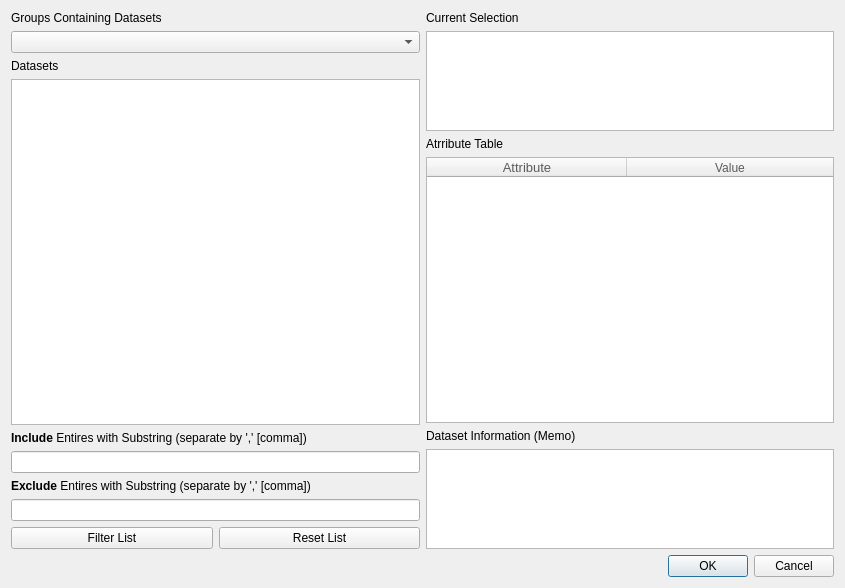
CCampJr/CRIkit2, file crikit/ui/qt5-creator/ui_HDFLoad.ui: the form before one commit.
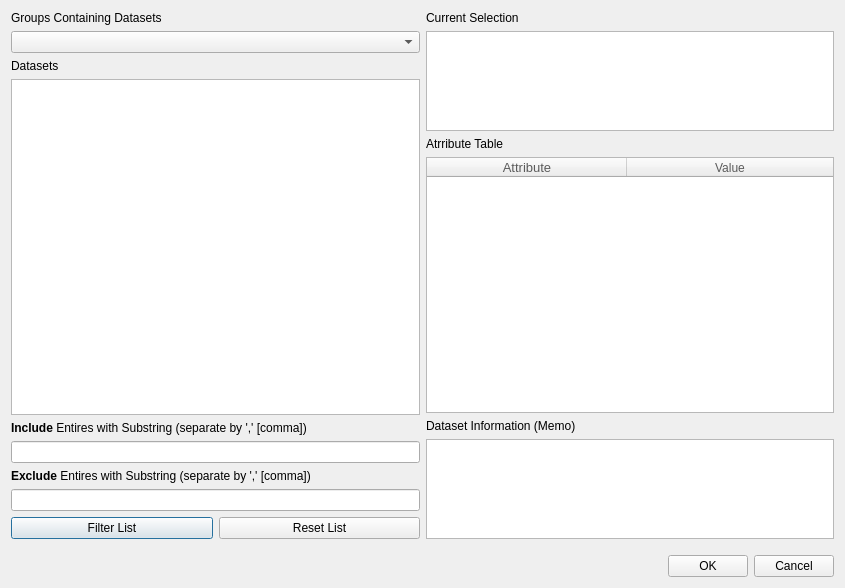
The form after the commit.

Commit message: Moved focus in HDF load dialog away from Ok button

Diff of the .ui file:
```diff
--- a/crikit/ui/qt5-creator/ui_HDFLoad.ui
+++ b/crikit/ui/qt5-creator/ui_HDFLoad.ui
@@ -237,14 +237,38 @@
       </layout>
      </item>
      <item>
-      <widget class="QDialogButtonBox" name="acceptbox">
-       <property name="orientation">
-        <enum>Qt::Horizontal</enum>
+      <layout class="QHBoxLayout" name="horizontalLayout_2">
+       <property name="topMargin">
+        <number>10</number>
        </property>
-       <property name="standardButtons">
-        <set>QDialogButtonBox::Cancel|QDialogButtonBox::Ok</set>
-       </property>
-      </widget>
+       <item>
+        <spacer name="horizontalSpacer">
+         <property name="orientation">
+          <enum>Qt::Horizontal</enum>
+         </property>
+         <property name="sizeHint" stdset="0">
+          <size>
+           <width>40</width>
+           <height>20</height>
+          </size>
+         </property>
+        </spacer>
+       </item>
+       <item>
+        <widget class="QPushButton" name="pushButtonOk">
+         <property name="text">
+          <string>OK</string>
+         </property>
+        </widget>
+       </item>
+       <item>
+        <widget class="QPushButton" name="pushButtonCancel">
+         <property name="text">
+          <string>Cancel</string>
+         </property>
+        </widget>
+       </item>
+      </layout>
      </item>
     </layout>
    </item>
```
Left out of the diff: 35 changed lines with no effect on the pictures. The commit also changes 2 other files.
